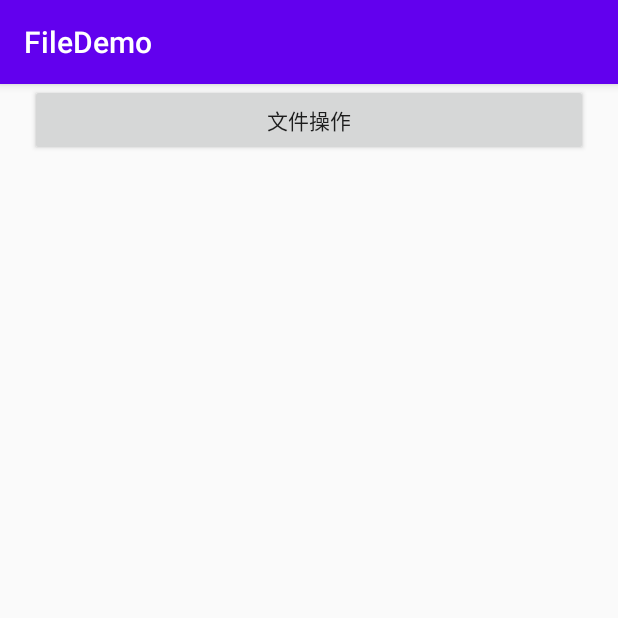
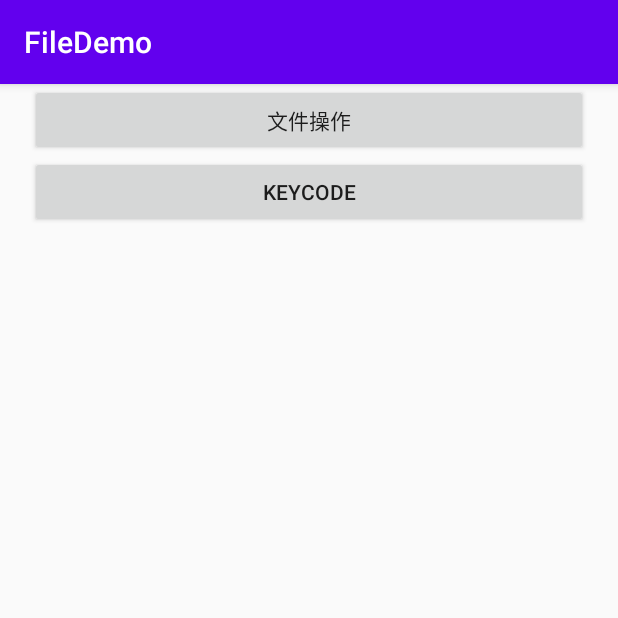
Before and after one commit to gitmohx/FileDemo, an Android app: the screen it shows after launch (MainActivity), on a phone screen of 412 x 824 dp, the top half of it. Run offline under Robolectric (Android 15) with nearby library versions, the phone set to English and light mode, and no system bars.

```diff
--- a/app/src/main/res/layout/activity_main.xml
+++ b/app/src/main/res/layout/activity_main.xml
@@ -16,5 +16,15 @@
         android:layout_marginRight="20dip"
         android:text="文件操作"
         />
+    <Button
+        android:id="@+id/button_keycode"
+        android:layout_width="match_parent"
+        android:layout_height="wrap_content"
+        android:onClick="onClick"
+        android:clickable="true"
+        android:layout_marginLeft="20dip"
+        android:layout_marginRight="20dip"
+        android:text="keycode"
+        />
 
 </LinearLayout>
```
Also changed, not shown: app/src/main/java/com/idata/filedemo/Constant.java (added, +8 -0 lines), app/src/main/java/com/idata/filedemo/FileActivity.java (+5 -8 lines), app/src/main/java/com/idata/filedemo/KeyCodeCount.java (+8 -8 lines).
